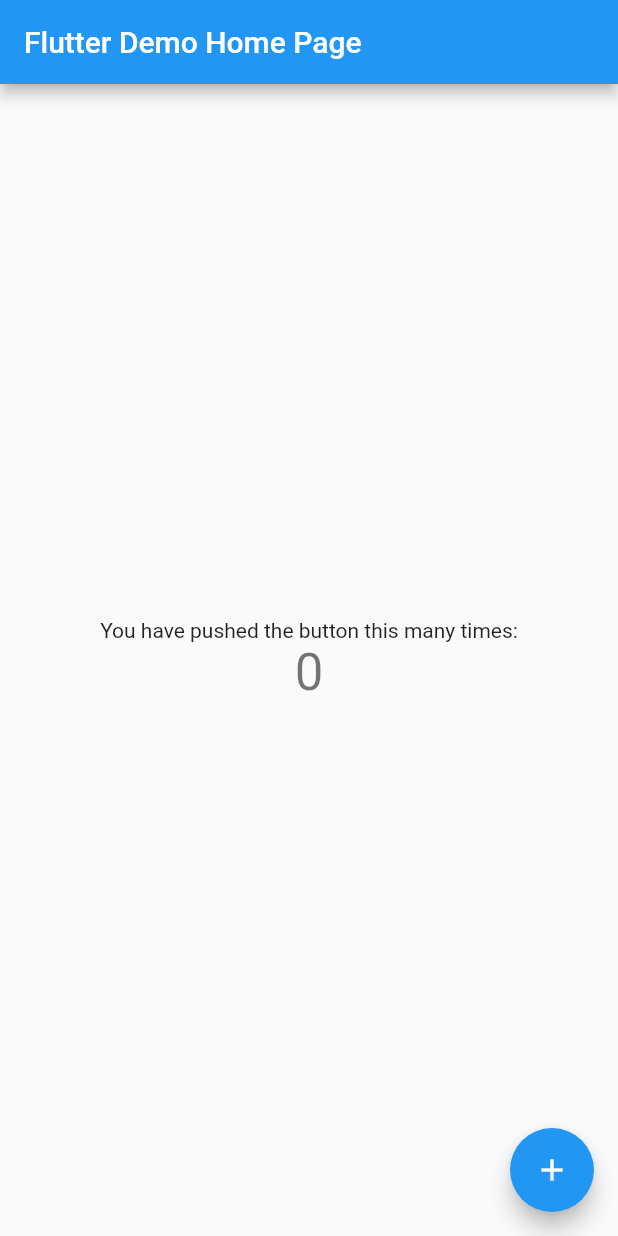
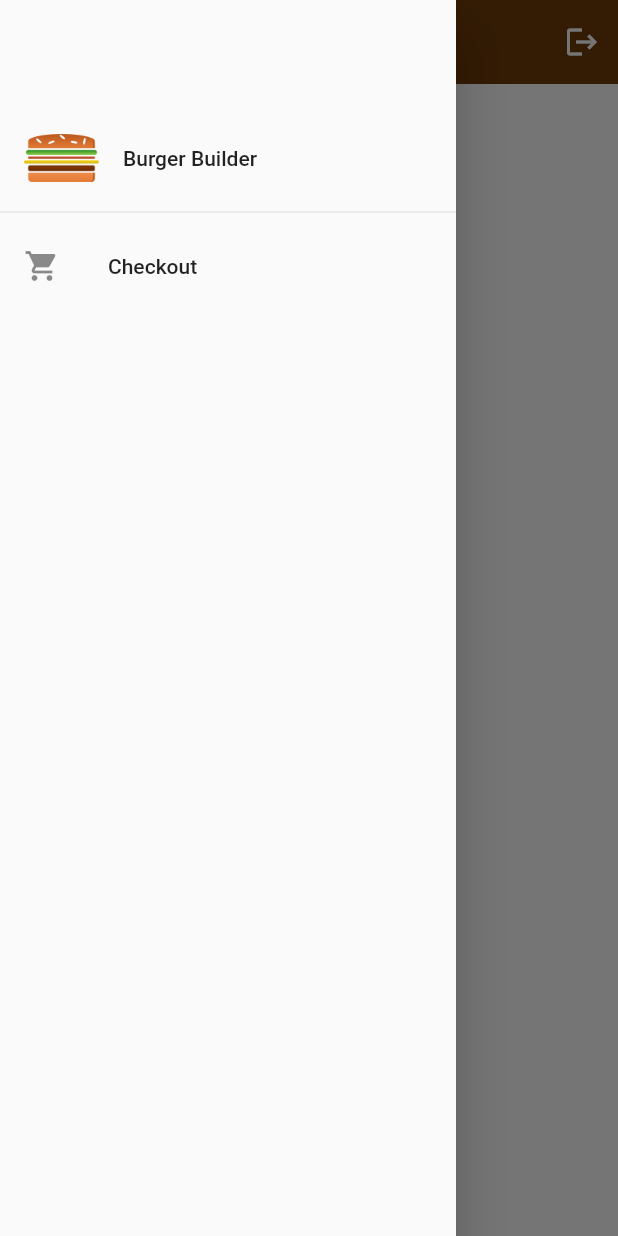
Before and after one commit to sumithpdd/BurgerBuilder, a Flutter app: the screen it shows after launch, with the side drawer open (before the commit the screen has no drawer), on a phone screen of 412 x 824 dp. Run offline on Flutter 3.47's test engine with Material 2 defaults, Android fonts, the phone set to English and light mode, and no system bars.

Commit message:
Home screen , app_drawer and dummy_data

```diff
--- a/burger_builder/lib/main.dart
+++ b/burger_builder/lib/main.dart
@@ -1,4 +1,7 @@
+import 'package:burger_builder/helpers/app_constants.dart';
 import 'package:flutter/material.dart';
+
+import 'screens/home.dart';
 
 void main() {
   runApp(MyApp());
@@ -9,109 +12,13 @@ class MyApp extends StatelessWidget {
   @override
   Widget build(BuildContext context) {
     return MaterialApp(
-      title: 'Flutter Demo',
+      debugShowCheckedModeBanner: false,
+      title: 'Flutter Burger Builder',
       theme: ThemeData(
-        // This is the theme of your application.
-        //
-        // Try running your application with "flutter run". You'll see the
-        // application has a blue toolbar. Then, without quitting the app, try
-        // changing the primarySwatch below to Colors.green and then invoke
-        // "hot reload" (press "r" in the console where you ran "flutter run",
-        // or simply save your changes to "hot reload" in a Flutter IDE).
-        // Notice that the counter didn't reset back to zero; the application
-        // is not restarted.
-        primarySwatch: Colors.blue,
-        // This makes the visual density adapt to the platform that you run
-        // the app on. For desktop platforms, the controls will be smaller and
-        // closer together (more dense) than on mobile platforms.
+        primaryColor: AppConstants.hexToColor(AppConstants.APP_PRIMARY_COLOR),
         visualDensity: VisualDensity.adaptivePlatformDensity,
       ),
-      home: MyHomePage(title: 'Flutter Demo Home Page'),
+      home: Home(),
     );
   }
 }
-
-class MyHomePage extends StatefulWidget {
-  MyHomePage({Key key, this.title}) : super(key: key);
-
-  // This widget is the home page of your application. It is stateful, meaning
-  // that it has a State object (defined below) that contains fields that affect
-  // how it looks.
-
-  // This class is the configuration for the state. It holds the values (in this
-  // case the title) provided by the parent (in this case the App widget) and
-  // used by the build method of the State. Fields in a Widget subclass are
-  // always marked "final".
-
-  final String title;
-
-  @override
-  _MyHomePageState createState() => _MyHomePageState();
-}
-
-class _MyHomePageState extends State<MyHomePage> {
-  int _counter = 0;
-
-  void _incrementCounter() {
-    setState(() {
-      // This call to setState tells the Flutter framework that something has
-      // changed in this State, which causes it to rerun the build method below
-      // so that the display can reflect the updated values. If we changed
-      // _counter without calling setState(), then the build method would not be
-      // called again, and so nothing would appear to happen.
-      _counter++;
-    });
-  }
-
-  @override
-  Widget build(BuildContext context) {
-    // This method is rerun every time setState is called, for instance as done
-    // by the _incrementCounter method above.
-    //
-    // The Flutter framework has been optimized to make rerunning build methods
-    // fast, so that you can just rebuild anything that needs updating rather
-    // than having to individually change instances of widgets.
-    return Scaffold(
-      appBar: AppBar(
-        // Here we take the value from the MyHomePage object that was created by
-        // the App.build method, and use it to set our appbar title.
-        title: Text(widget.title),
-      ),
-      body: Center(
-        // Center is a layout widget. It takes a single child and positions it
-        // in the middle of the parent.
-        child: Column(
-          // Column is also a layout widget. It takes a list of children and
-          // arranges them vertically. By default, it sizes itself to fit its
-          // children horizontally, and tries to be as tall as its parent.
-          //
-          // Invoke "debug painting" (press "p" in the console, choose the
-          // "Toggle Debug Paint" action from the Flutter Inspector in Android
-          // Studio, or the "Toggle Debug Paint" command in Visual Studio Code)
-          // to see the wireframe for each widget.
-          //
-          // Column has various properties to control how it sizes itself and
-          // how it positions its children. Here we use mainAxisAlignment to
-          // center the children vertically; the main axis here is the vertical
-          // axis because Columns are vertical (the cross axis would be
-          // horizontal).
-          mainAxisAlignment: MainAxisAlignment.center,
-          children: <Widget>[
-            Text(
-              'You have pushed the button this many times:',
-            ),
-            Text(
-              '$_counter',
-              style: Theme.of(context).textTheme.headline4,
-            ),
-          ],
-        ),
-      ),
-      floatingActionButton: FloatingActionButton(
-        onPressed: _incrementCounter,
-        tooltip: 'Increment',
-        child: Icon(Icons.add),
-      ), // This trailing comma makes auto-formatting nicer for build methods.
-    );
-  }
-}
--- /dev/null
+++ b/burger_builder/lib/models/dummy_data.dart
@@ -0,0 +1,8 @@
+import 'package:burger_builder/models/ingredients_model.dart';
+
+List<IngredientsModel> dummyData = [
+  IngredientsModel(name: 'bacon', label: 'Bacon', price: 0.7),
+  IngredientsModel(name: 'cheese', label: 'Cheese', price: 0.4),
+  IngredientsModel(name: 'meat', label: 'Meat', price: 1.3),
+  IngredientsModel(name: 'salad', label: 'Salad', price: 0.5),
+];
--- /dev/null
+++ b/burger_builder/lib/models/ingredients_model.dart
@@ -0,0 +1,6 @@
+class IngredientsModel {
+  String name;
+  String label;
+  double price;
+  IngredientsModel({this.name, this.label, this.price});
+}
--- /dev/null
+++ b/burger_builder/lib/screens/home.dart
@@ -0,0 +1,49 @@
+import 'package:burger_builder/widgets/app_drawer.dart';
+import 'package:flutter/material.dart';
+
+class Home extends StatefulWidget {
+  @override
+  _HomeState createState() => _HomeState();
+}
+
+class _HomeState extends State<Home> {
+  GlobalKey<ScaffoldState> _drawerKey = GlobalKey();
+
+  @override
+  Widget build(BuildContext context) {
+    return Scaffold(
+      key: _drawerKey, // assign key to Scaffold
+      appBar: AppBar(
+        title: Row(
+          mainAxisAlignment: MainAxisAlignment.center,
+          children: [
+            Image.asset(
+              'assets/images/burger-logo.png',
+              fit: BoxFit.contain,
+              height: 32,
+            ),
+            Container(
+                padding: const EdgeInsets.all(8.0),
+                child: Text("Burger Builder"))
+          ],
+        ),
+        leading: IconButton(
+          icon: Icon(Icons.menu),
+          iconSize: 30.0,
+          color: Colors.white,
+          onPressed: () => _drawerKey.currentState.openDrawer(),
+        ),
+        elevation: 0.0,
+        actions: <Widget>[
+          IconButton(
+            icon: Icon(Icons.logout),
+            onPressed: () {},
+          ),
+        ],
+      ),
+      drawer: AppDrawer(),
+      backgroundColor: Colors.white,
+      body: Container(),
+    );
+  }
+}
--- /dev/null
+++ b/burger_builder/lib/widgets/app_drawer.dart
@@ -0,0 +1,35 @@
+import 'package:flutter/material.dart';
+
+class AppDrawer extends StatefulWidget {
+  @override
+  _AppDrawerState createState() => _AppDrawerState();
+}
+
+class _AppDrawerState extends State<AppDrawer> {
+  @override
+  Widget build(BuildContext context) {
+    return Drawer(
+      child: Column(
+        children: <Widget>[
+          Spacer(),
+          ListTile(
+            leading: Image.asset(
+              'assets/images/burger-logo.png',
+              fit: BoxFit.contain,
+              height: 32,
+            ),
+            title: Text('Burger Builder'),
+            onTap: () {},
+          ),
+          Divider(),
+          ListTile(
+            leading: Icon(Icons.shopping_cart),
+            title: Text('Checkout'),
+            onTap: () {},
+          ),
+          Spacer(flex: 8),
+        ],
+      ),
+    );
+  }
+}
--- a/burger_builder/pubspec.yaml
+++ b/burger_builder/pubspec.yaml
@@ -45,8 +45,8 @@ flutter:
   uses-material-design: true
 
   # To add assets to your application, add an assets section, like this:
-  # assets:
-  #   - images/a_dot_burr.jpeg
+  assets:
+    - assets/images/
   #   - images/a_dot_ham.jpeg
 
   # An image asset can refer to one or more resolution-specific "variants", see
```
